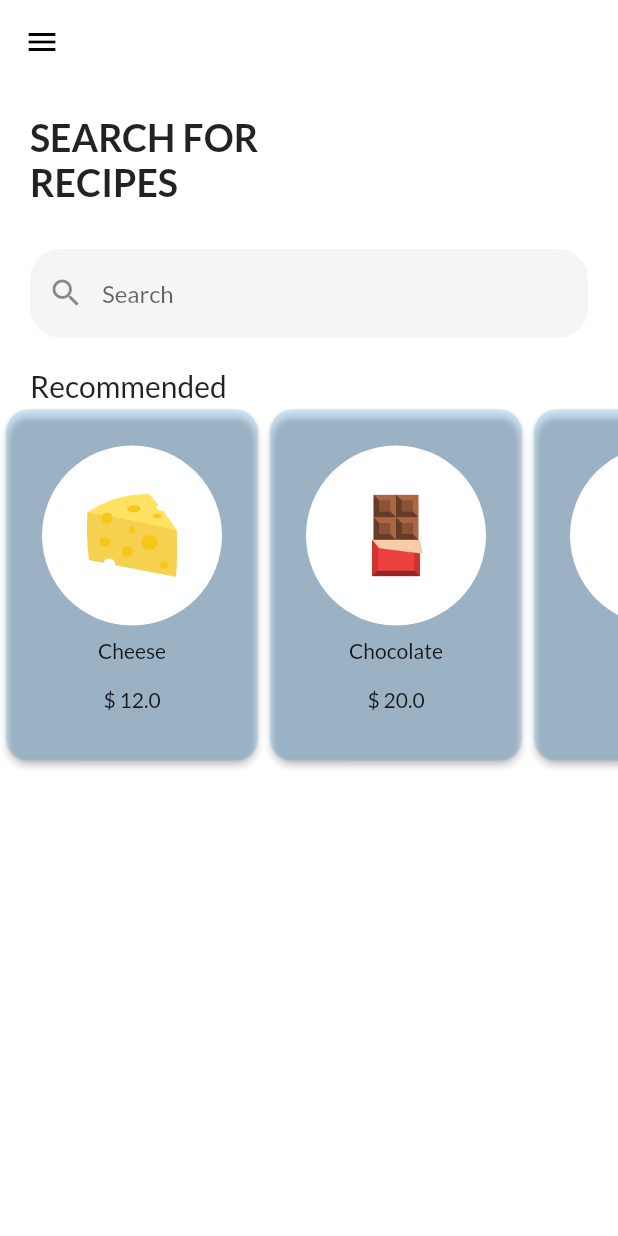
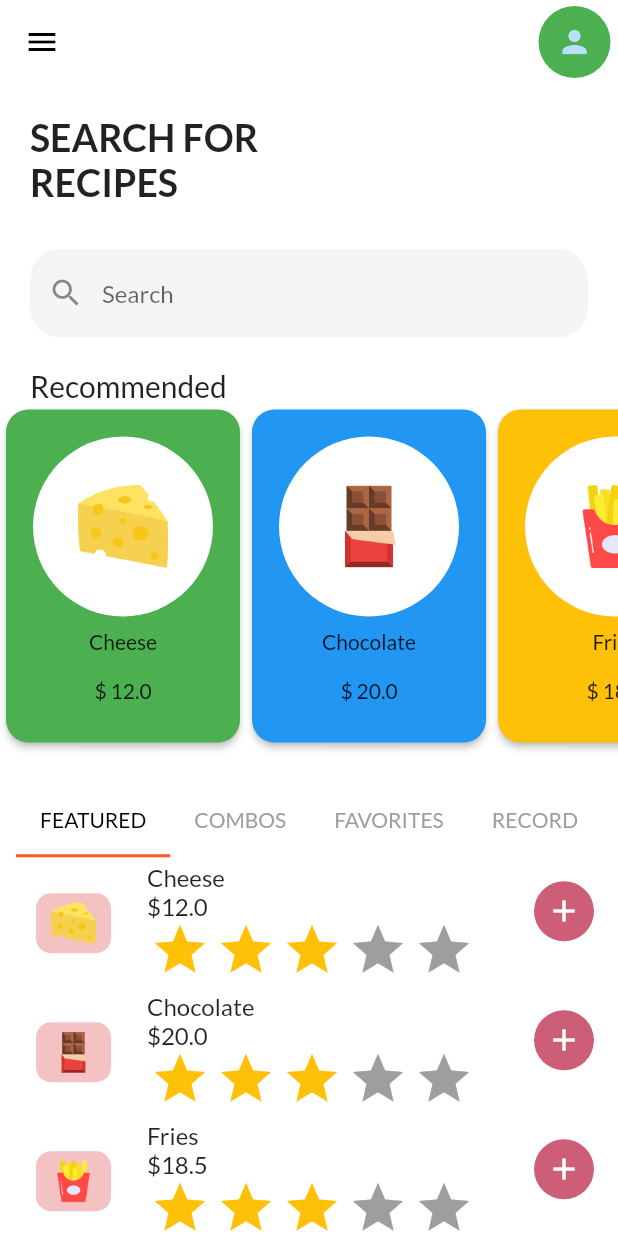
Before and after one commit to J-A-Christopher/Podi-Assignment-App, a Flutter app: the screen it shows after launch, on a phone screen of 412 x 824 dp. Run offline on Flutter 3.47's test engine with Material 2 defaults, Android fonts, the phone set to English and light mode, and no system bars; drawn by our look-alikes of flutter_rating_bar; our stand-ins replace badges, image_picker.

Commit message:
Added multiple features

```diff
--- a/lib/main.dart
+++ b/lib/main.dart
@@ -3,6 +3,8 @@ import 'package:provider/provider.dart';
 import './screens/intro_screen.dart';
 import './providers/product_provider.dart';
 import './screens/product_detail_screen.dart';
+import './providers/cart.dart';
+import './screens/cart_screen.dart';
 
 void main() {
   runApp(const MyApp());
@@ -18,6 +20,7 @@ class MyApp extends StatelessWidget {
         ChangeNotifierProvider.value(
           value: ProductProvider(),
         ),
+        ChangeNotifierProvider.value(value: Cart())
       ],
       child: MaterialApp(
         theme: ThemeData(
@@ -27,7 +30,9 @@ class MyApp extends StatelessWidget {
         debugShowCheckedModeBanner: false,
         home: const IntroScreen(),
         routes: {
-          ProductDetailScreen.routName: (context) => const ProductDetailScreen()
+          ProductDetailScreen.routName: (context) =>
+              const ProductDetailScreen(),
+          CartScreen.routeName: (context) => const CartScreen()
         },
       ),
     );
--- a/lib/models/product_model.dart
+++ b/lib/models/product_model.dart
@@ -1,11 +1,15 @@
+import 'dart:ui';
+
 class Product {
   final String id;
   final String img;
   final String title;
   final double amount;
+  final Color color;
   bool isFavourite;
   Product(
       {required this.id,
+      required this.color,
       required this.amount,
       required this.img,
       this.isFavourite = false,
--- a/lib/providers/product_provider.dart
+++ b/lib/providers/product_provider.dart
@@ -8,25 +8,25 @@ class ProductProvider extends ChangeNotifier {
         img: 'cheese.png',
         title: 'Cheese',
         amount: 12,
-    ),
+        color: Colors.green),
     Product(
         id: 'i2',
         img: 'chocolate-bar.png',
         title: 'Chocolate',
         amount: 20,
-    ),
+        color: Colors.blue),
     Product(
         id: 'i3',
         img: 'fries.png',
         title: 'Fries',
         amount: 18.5,
-    ),
+        color: Colors.amber),
     Product(
         id: 'i4',
         img: 'hamburger.png',
         title: 'Hamburger',
         amount: 15,
-    ),
+        color: Colors.purple),
   ];
 
   List<Product> get existingProducts {
--- a/lib/screens/intro_screen.dart
+++ b/lib/screens/intro_screen.dart
@@ -2,21 +2,58 @@ import 'package:flutter/material.dart';
 import 'package:podi_app/widgets/recommended_widget.dart';
 import 'package:provider/provider.dart';
 import '../providers/product_provider.dart';
+import 'package:image_picker/image_picker.dart';
+import 'dart:io';
+import '../widgets/featured_items.dart';
 
-class IntroScreen extends StatelessWidget {
+class IntroScreen extends StatefulWidget {
   const IntroScreen({super.key});
+
+  @override
+  State<IntroScreen> createState() => _IntroScreenState();
+}
+
+class _IntroScreenState extends State<IntroScreen> {
+  File? _image;
+  final _picker = ImagePicker();
+  Future<void> _openImagePicker() async {
+    final XFile? pickedImage =
+        await _picker.pickImage(source: ImageSource.gallery);
+    if (pickedImage != null) {
+      setState(() {
+        _image = File(pickedImage.path);
+      });
+    }
+  }
 
   @override
   Widget build(BuildContext context) {
     var products = Provider.of<ProductProvider>(context).existingProducts;
     TextEditingController searchEditingController = TextEditingController();
-    return Scaffold(
+    return DefaultTabController(
+      length: 4,
+      child: Scaffold(
         backgroundColor: Colors.white,
         appBar: AppBar(
           iconTheme: const IconThemeData(color: Colors.black),
           // title: const Text('Intro'),
           backgroundColor: Colors.white,
           elevation: 0,
+          actions: [
+            Padding(
+              padding: const EdgeInsets.all(4.0),
+              child: GestureDetector(
+                onTap: () {
+                  _openImagePicker();
+                },
+                child: const CircleAvatar(
+                  radius: 25,
+                  backgroundColor: Colors.green,
+                  child: Icon(Icons.person),
+                ),
+              ),
+            )
+          ],
         ),
         drawer: Drawer(
           child: ListView(
@@ -90,10 +127,80 @@ class IntroScreen extends StatelessWidget {
                           image: prod.img,
                           title: prod.title,
                           amount: prod.amount,
-                        id: prod.id))
+                          id: prod.id,
+                          color: prod.color))
                       .toList()),
+            ),
+            // const SizedBox(
+            //   height: 50,
+            // ),
+            SizedBox(
+              height: 50,
+              child: AppBar(
+                elevation: 0,
+                backgroundColor: Colors.white24,
+                bottom: const TabBar(
+                    isScrollable: true,
+                    labelColor: Colors.black,
+                    unselectedLabelColor: Colors.grey,
+                    tabs: [
+                      Tab(
+                        text: 'FEATURED',
+                      ),
+                      Tab(
+                        text: 'COMBOS',
+                      ),
+                      Tab(
+                        text: 'FAVORITES',
+                      ),
+                      Tab(
+                        text: 'RECORD',
                       )
+                    ]),
+              ),
+            ),
+            Expanded(
+                child: TabBarView(children: [
+              ListView.builder(
+                itemBuilder: (context, index) {
+                  return FeaturedItems(
+                      title: products[index].title,
+                      price: products[index].amount,
+                      img: products[index].img);
+                },
+                itemCount: 3,
+              ),
+              // Center(child: Text('Bike')),
+              ListView.builder(
+                itemBuilder: (context, index) {
+                  return FeaturedItems(
+                      title: products[index].title,
+                      price: products[index].amount,
+                      img: products[index].img);
+                },
+                itemCount: 3,
+              ),
+              ListView.builder(
+                itemBuilder: (context, index) {
+                  return FeaturedItems(
+                      title: products[index].title,
+                      price: products[index].amount,
+                      img: products[index].img);
+                },
+                itemCount: 3,
+              ),
+              ListView.builder(
+                itemBuilder: (context, index) {
+                  return FeaturedItems(
+                      title: products[index].title,
+                      price: products[index].amount,
+                      img: products[index].img);
+                },
+                itemCount: 3,
+              ),
+            ])),
           ],
+        ),
       ),
     );
   }
--- /dev/null
+++ b/lib/widgets/featured_items.dart
@@ -0,0 +1,61 @@
+import 'package:flutter/material.dart';
+import 'package:flutter_rating_bar/flutter_rating_bar.dart';
+
+class FeaturedItems extends StatelessWidget {
+  final String title;
+  final double price;
+  final String img;
+  const FeaturedItems(
+      {super.key, required this.title, required this.price, required this.img});
+
+  @override
+  Widget build(BuildContext context) {
+    return ListTile(
+      leading: Padding(
+        padding: const EdgeInsets.all(8.0),
+        child: Container(
+          width: 50,
+          height: 50,
+          decoration: BoxDecoration(
+              color: const Color(0xfff4C2C2),
+              borderRadius: BorderRadius.circular(10)),
+          child: Padding(
+            padding: const EdgeInsets.all(5.0),
+            child: Image.asset('assets/$img'),
+          ),
+        ),
+      ),
+      title: Column(
+        crossAxisAlignment: CrossAxisAlignment.start,
+        children: [
+          Text(title),
+          Text('\$$price'),
+          RatingBar.builder(
+            initialRating: 3,
+            minRating: 1,
+            direction: Axis.horizontal,
+            allowHalfRating: true,
+            itemCount: 5,
+            itemPadding: const EdgeInsets.symmetric(horizontal: 2.0),
+            itemBuilder: (context, _) => const Icon(
+              Icons.star,
+              color: Colors.amber,
+            ),
+            onRatingUpdate: (rating) {
+              print(rating);
+            },
+          )
+        ],
+      ),
+      trailing: CircleAvatar(
+        backgroundColor: const Color(0xffcd5e77),
+        child: IconButton(
+            onPressed: () {},
+            icon: const Icon(
+              Icons.add,
+              color: Colors.white,
+            )),
+      ),
+    );
+  }
+}
--- a/lib/widgets/recommended_widget.dart
+++ b/lib/widgets/recommended_widget.dart
@@ -8,16 +8,24 @@ class RecommendedWidget extends StatelessWidget {
   final String title;
   final double amount;
   final String id;
+  final Color color;
 
   const RecommendedWidget(
       {super.key,
       required this.image,
       required this.title,
       required this.amount,
-      required this.id});
+      required this.id,
+      required this.color});
 
   @override
   Widget build(BuildContext context) {
+    List<Color> bgColors = [
+      Colors.green,
+      Colors.purple,
+      Colors.cyan,
+      Colors.yellow
+    ];
     return SingleChildScrollView(
       child: GestureDetector(
         onTap: () {
@@ -28,9 +36,9 @@ class RecommendedWidget extends StatelessWidget {
           elevation: 2,
           shape:
               RoundedRectangleBorder(borderRadius: BorderRadius.circular(15)),
-          color: Colors.blue.withOpacity(.2),
+          color: color,
           child: Padding(
-            padding: const EdgeInsets.all(24.0),
+            padding: const EdgeInsets.all(18.0),
             child: Column(
               mainAxisAlignment: MainAxisAlignment.spaceBetween,
               children: [
--- a/pubspec.yaml
+++ b/pubspec.yaml
@@ -36,6 +36,8 @@ dependencies:
   # Use with the CupertinoIcons class for iOS style icons.
   cupertino_icons: ^1.0.2
   provider: ^6.0.5
+  image_picker: ^0.8.7+1
+  flutter_rating_bar: ^4.0.1
 
 dev_dependencies:
   flutter_test:
```
Also changed, not shown: lib/providers/cart.dart (added, +56 -0 lines), lib/screens/cart_screen.dart (added, +68 -0 lines), lib/screens/product_detail_screen.dart (+20 -7 lines), lib/widgets/bottom_tabBar.dart (added, +52 -0 lines), lib/widgets/cart_item.dart (added, +32 -0 lines), pubspec.lock. Lines whose indentation alone changed are shown as unchanged.
